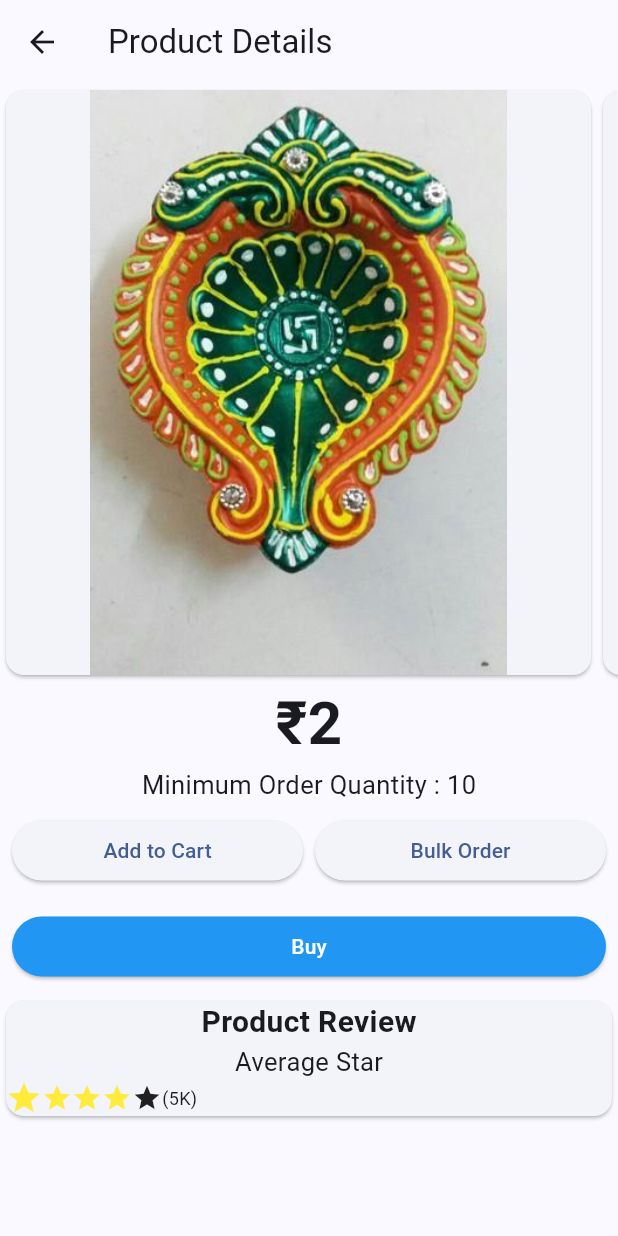
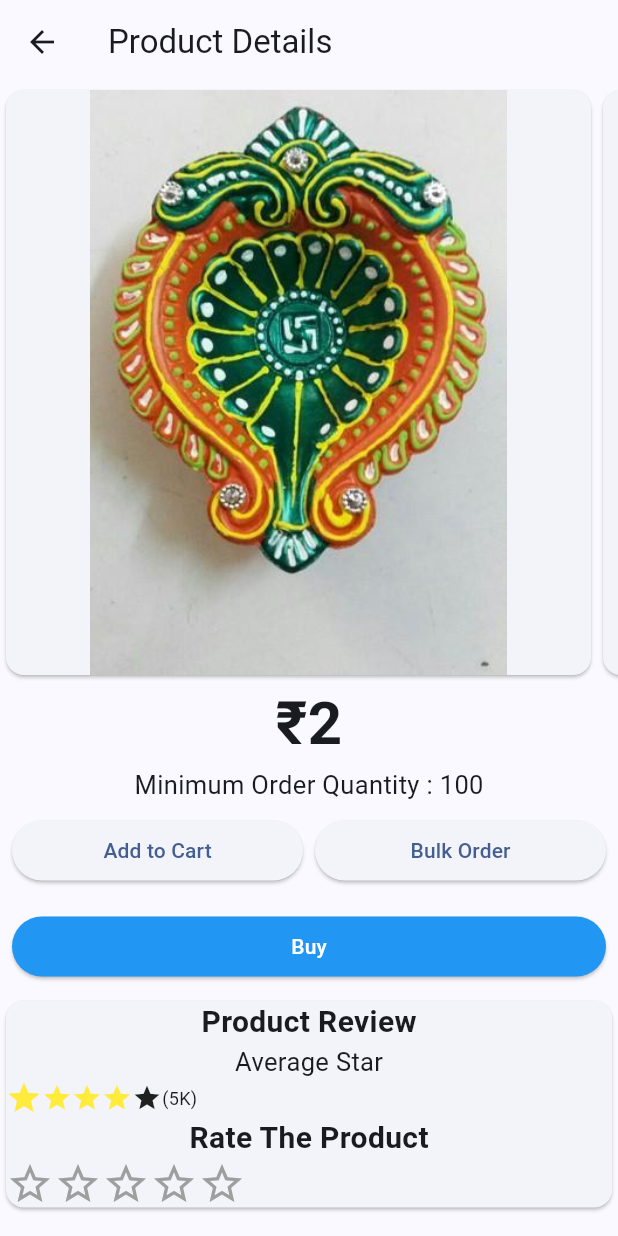
Before and after one commit to ascoder1109/the_code_crusaders, a Flutter app: the ProductDetailPage screen opened directly, on a phone screen of 412 x 824 dp. Run offline on Flutter 3.47's test engine with Material 2 defaults, Android fonts, the phone set to English and light mode, and no system bars.

Commit message:
Added web

```diff
--- a/lib/main.dart
+++ b/lib/main.dart
@@ -1,4 +1,5 @@
 import 'package:dnk_exportease/pages/chat_page.dart';
+import 'package:dnk_exportease/pages/edit_marketplace.dart';
 import 'package:dnk_exportease/pages/home_page.dart';
 import 'package:dnk_exportease/pages/product_detail_page.dart';
 import 'package:dnk_exportease/pages/profile_page.dart';
--- a/lib/pages/product_detail_page.dart
+++ b/lib/pages/product_detail_page.dart
@@ -1,4 +1,5 @@
 import 'package:dnk_exportease/widgets/five_star.dart';
+import 'package:dnk_exportease/widgets/star_rating.dart';
 import 'package:flutter/material.dart';
 
 class ProductDetailPage extends StatefulWidget {
@@ -9,6 +10,14 @@ class ProductDetailPage extends StatefulWidget {
 }
 
 class _ProductDetailPageState extends State<ProductDetailPage> {
+  int _rating = 0;
+
+  void _onRatingChanged(int newRating) {
+    setState(() {
+      _rating = newRating;
+    });
+  }
+
   @override
   Widget build(BuildContext context) {
     return Scaffold(
@@ -48,7 +57,7 @@ class _ProductDetailPageState extends State<ProductDetailPage> {
               ),
               Text("₹2",
                   style: TextStyle(fontWeight: FontWeight.bold, fontSize: 40)),
-              Text("Minimum Order Quantity : 10",
+              Text("Minimum Order Quantity : 100",
                   style: TextStyle(fontSize: 17)),
               Padding(
                 padding: const EdgeInsets.all(8.0),
@@ -94,7 +103,16 @@ class _ProductDetailPageState extends State<ProductDetailPage> {
                           TextStyle(fontWeight: FontWeight.bold, fontSize: 20),
                     ),
                     Text("Average Star", style: TextStyle(fontSize: 17)),
-                    FiveStar()
+                    FiveStar(),
+                    Text(
+                      "Rate The Product",
+                      style:
+                          TextStyle(fontWeight: FontWeight.bold, fontSize: 20),
+                    ),
+                    StarRating(
+                      rating: _rating,
+                      onRatingChanged: _onRatingChanged,
+                    ),
                   ],
                 ),
               )
--- /dev/null
+++ b/lib/widgets/star_rating.dart
@@ -0,0 +1,32 @@
+import 'package:flutter/material.dart';
+
+class StarRating extends StatefulWidget {
+  final int rating;
+  final ValueChanged<int> onRatingChanged;
+
+  StarRating({required this.rating, required this.onRatingChanged});
+
+  @override
+  _StarRatingState createState() => _StarRatingState();
+}
+
+class _StarRatingState extends State<StarRating> {
+  @override
+  Widget build(BuildContext context) {
+    return Row(
+      children: List.generate(5, (index) {
+        bool isColored = index < widget.rating;
+        return GestureDetector(
+          onTap: () {
+            widget.onRatingChanged(index + 1);
+          },
+          child: Icon(
+            isColored ? Icons.star : Icons.star_outline,
+            color: isColored ? Colors.yellow : Colors.grey,
+            size: 32,
+          ),
+        );
+      }),
+    );
+  }
+}
```
Also changed, not shown: lib/pages/edit_marketplace.dart (added, +41 -0 lines), lib/widgets/items_card.dart (+11 -3 lines), lib/widgets/profile_drawer.dart (+10 -1 lines), 2 other files.
